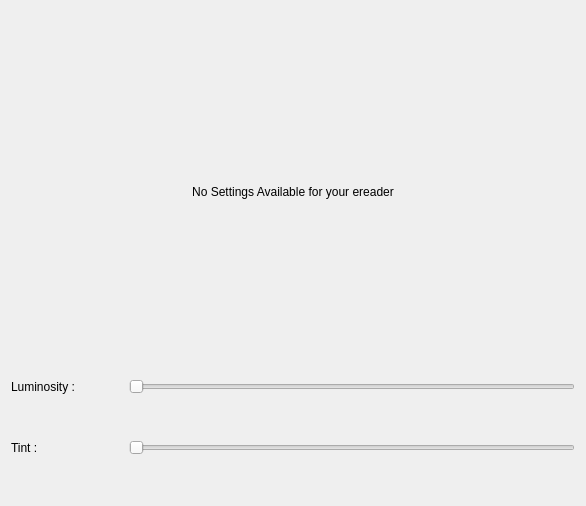
Qt form screensettings.ui (Aryetis/Obenkyobo) before a commit.
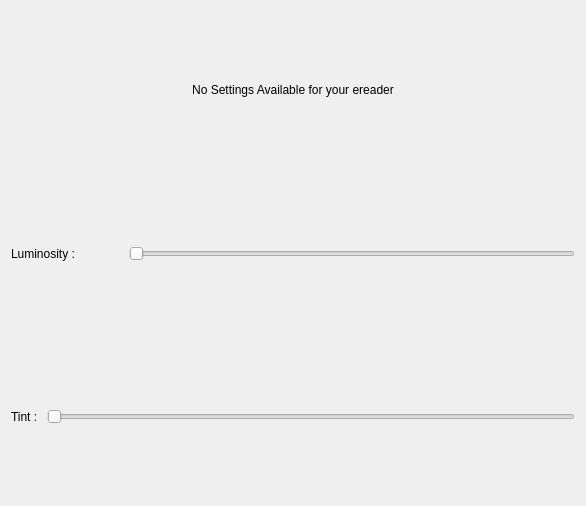
The same form after that commit.

Commit message: fix screensettings serialization

Patch:
```diff
--- a/screensettings.ui
+++ b/screensettings.ui
@@ -13,9 +13,14 @@
   <property name="windowTitle">
    <string>Form</string>
   </property>
-  <layout class="QVBoxLayout" name="verticalLayout" stretch="0,2,0,4,0,4,0">
+  <layout class="QVBoxLayout" name="verticalLayout" stretch="0,0,0">
    <item>
-    <spacer name="verticalSpacer_4">
+    <layout class="QVBoxLayout" name="NoSettingsContainer">
+     <property name="topMargin">
+      <number>0</number>
+     </property>
+     <item>
+      <spacer name="NoSettingsVerticalSlider">
      <property name="orientation">
       <enum>Qt::Vertical</enum>
      </property>
@@ -50,6 +55,29 @@
      </property>
     </spacer>
    </item>
+    </layout>
+   </item>
+   <item>
+    <layout class="QVBoxLayout" name="LuminosityContainer">
+     <property name="spacing">
+      <number>6</number>
+     </property>
+     <property name="topMargin">
+      <number>0</number>
+     </property>
+     <item>
+      <spacer name="verticalSpacer_4">
+       <property name="orientation">
+        <enum>Qt::Vertical</enum>
+       </property>
+       <property name="sizeHint" stdset="0">
+        <size>
+         <width>20</width>
+         <height>40</height>
+        </size>
+       </property>
+      </spacer>
+     </item>
    <item>
     <layout class="QHBoxLayout" name="LuminosityLayout" stretch="2,8">
      <item>
@@ -96,8 +124,28 @@
      </property>
     </spacer>
    </item>
+    </layout>
+   </item>
    <item>
-    <layout class="QHBoxLayout" name="TintLayout" stretch="2,8">
+    <layout class="QVBoxLayout" name="TintContainer">
+     <property name="topMargin">
+      <number>0</number>
+     </property>
+     <item>
+      <spacer name="verticalSpacer_5">
+       <property name="orientation">
+        <enum>Qt::Vertical</enum>
+       </property>
+       <property name="sizeHint" stdset="0">
+        <size>
+         <width>20</width>
+         <height>40</height>
+        </size>
+       </property>
+      </spacer>
+     </item>
+     <item>
+      <layout class="QHBoxLayout" name="TintLayout" stretch="0,0">
      <item>
       <widget class="QLabel" name="TintLabel">
        <property name="text">
@@ -132,6 +180,8 @@
       </size>
      </property>
     </spacer>
+     </item>
+    </layout>
    </item>
   </layout>
  </widget>
```
Lines whose indentation alone changed are shown as unchanged. The commit also changes 2 other files.
